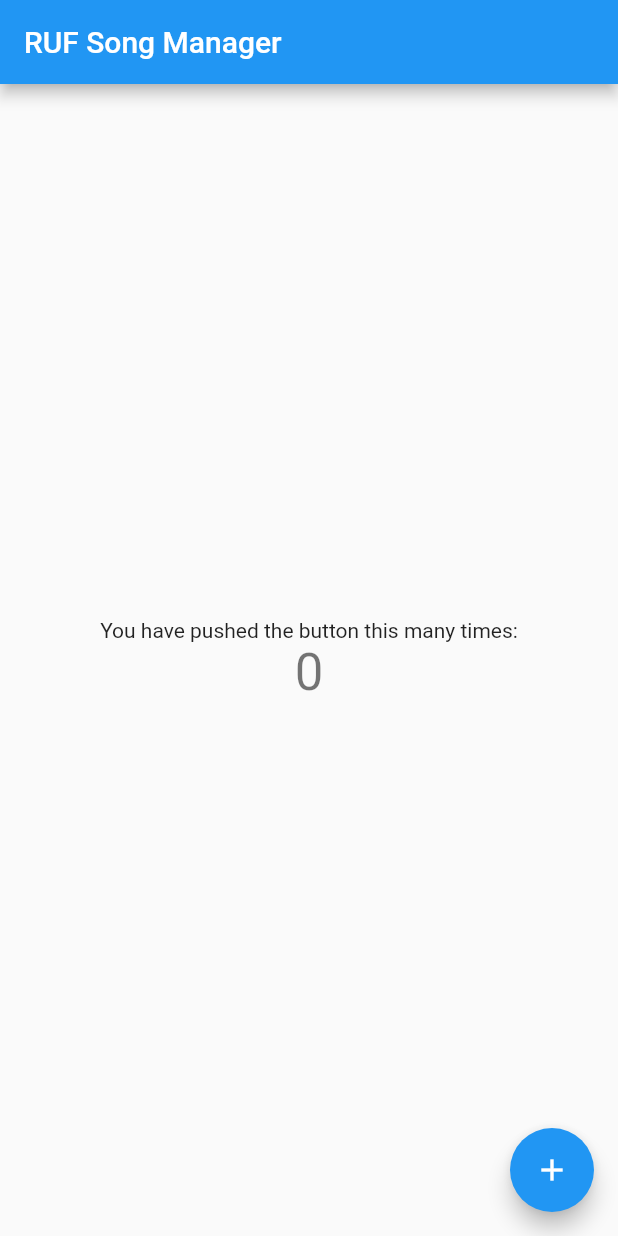
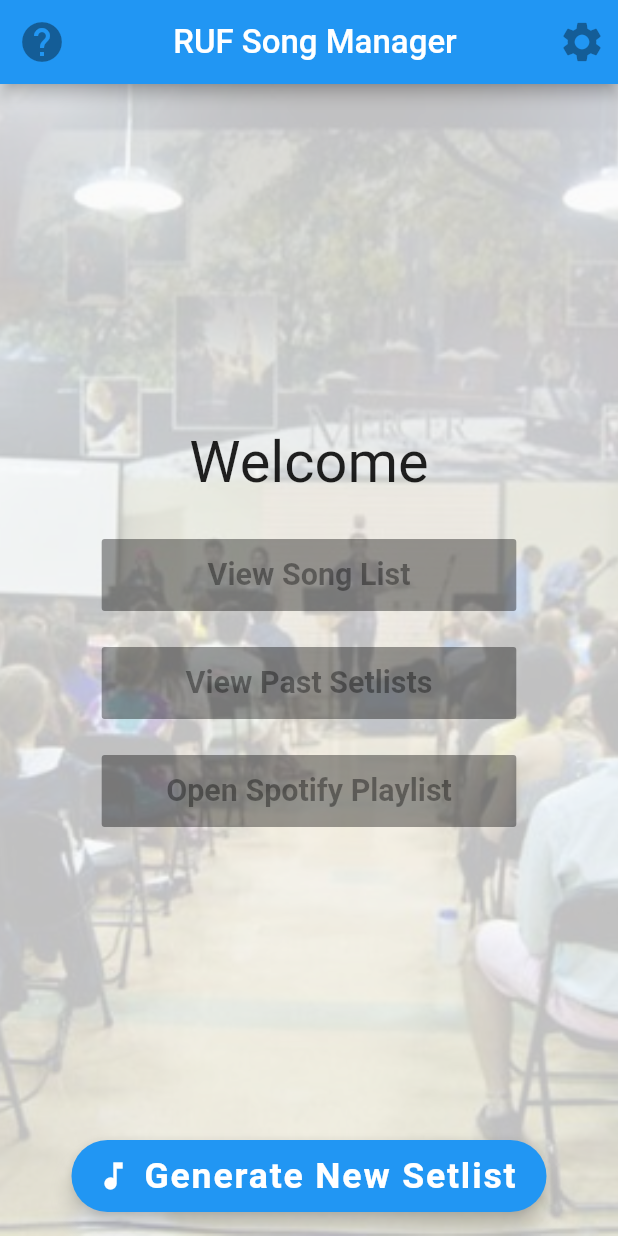
Before and after one commit to tim-oh-thee-97/ruf_song_manager, a Flutter app: the screen it shows after launch, on a phone screen of 412 x 824 dp. Run offline on Flutter 3.47's test engine with Material 2 defaults, Android fonts, the phone set to English and light mode, and no system bars.

Commit message:
Initial Commit
Created skeleton of landing page and other relevant files.

```diff
--- /dev/null
+++ b/lib/landing_page.dart
@@ -0,0 +1,130 @@
+import "package:flutter/material.dart";
+
+class LandingPage extends StatefulWidget{
+  @override
+  _LandingPageState createState() => _LandingPageState();
+}
+
+class _LandingPageState extends State<LandingPage>{
+  final String title = "RUF Song Manager";
+  final String _adminKey = "admin_mode";
+  bool _admin = true;
+  final double _pad = 12;
+
+  @override
+  void initState(){
+    super.initState();
+  }
+
+  @override
+  Widget build(BuildContext context){
+    return Scaffold(
+      appBar: AppBar(
+        leading: IconButton(
+          icon: Icon(Icons.help),
+          iconSize: 32,
+          //TODO: Implement onPressed
+          onPressed: null,
+        ),
+        title: Center(child: Text(title, textScaleFactor: 1.1,),),
+        actions: <Widget>[
+          IconButton(
+            icon: Icon(Icons.settings),
+            iconSize: 32,
+            //TODO: Implement onPressed
+            onPressed: null,
+          ),
+        ],
+      ),
+      body: Container(
+        decoration: BoxDecoration(
+          image: DecorationImage(
+            //Set the background image
+            image: AssetImage("assets/images/ruf_photo.jpg"),
+            fit: BoxFit.cover,
+            matchTextDirection: true,
+            //Reduce opacity of background image
+            colorFilter: ColorFilter.mode(
+                Colors.black.withOpacity(0.23),
+                BlendMode.dstATop
+            ),
+          ),
+        ),
+        child: Center(
+          child: Padding(
+            padding: EdgeInsets.fromLTRB(
+                6+MediaQuery.of(context).size.width * 0.15,
+                6,
+                6+MediaQuery.of(context).size.width * 0.15,
+                6
+            ),
+            child: Column(
+              mainAxisAlignment: MainAxisAlignment.center,
+              crossAxisAlignment: CrossAxisAlignment.stretch,
+              children: <Widget>[
+                Center(
+                  heightFactor: 1.2,
+                  widthFactor: 1.25,
+                  child: Text("Welcome", textScaleFactor: 2.75,),
+                ),
+
+                SizedBox(height: 2.05*_pad,),
+
+                RaisedButton(
+                  padding: EdgeInsets.all(_pad),
+                  child: buttonText("View Song List"),
+                  //TODO: Implement onPressed
+                  onPressed: null,
+                ),
+
+                SizedBox(height: 2*_pad,),
+
+                RaisedButton(
+                  padding: EdgeInsets.all(_pad),
+                  child: buttonText("View Past Setlists"),
+                  //TODO: Implement onPressed
+                  onPressed: null,
+                ),
+
+                SizedBox(height: 2*_pad,),
+
+                RaisedButton(
+                  padding: EdgeInsets.all(_pad),
+                  //TODO: Add Spotify logo next to text
+                  child: buttonText("Open Spotify Playlist"),
+                  //TODO: Implement onPressed
+                  onPressed: null,
+                ),
+
+                SizedBox(height: 4*_pad,),
+              ],
+            ),
+          ),
+        ),
+      ),
+      floatingActionButton: _admin? FloatingActionButton.extended(
+        icon: Icon(Icons.music_note),
+        label: Text("Generate New Setlist",
+          textScaleFactor: 1.7,
+          style: TextStyle(
+            fontWeight: FontWeight.bold,
+          ),
+        ),
+        heroTag: null,
+        tooltip: "New Setlist",
+        onPressed: null,
+      ) : null,
+      floatingActionButtonLocation: FloatingActionButtonLocation.centerFloat,
+    );
+  }
+}
+
+Text buttonText(String content){
+  return Text(
+    content,
+    textScaleFactor: 1.45,
+    style: TextStyle(
+      fontWeight: FontWeight.w600,
+    ),
+  );
+}
--- a/lib/main.dart
+++ b/lib/main.dart
@@ -1,4 +1,6 @@
 import 'package:flutter/material.dart';
+import 'landing_page.dart';
+import 'settings_page.dart';
 
 void main() => runApp(MyApp());
 
@@ -9,15 +11,6 @@ class MyApp extends StatelessWidget {
     return MaterialApp(
       title: 'RUF Song Manager',
       theme: ThemeData(
-        // This is the theme of your application.
-        //
-        // Try running your application with "flutter run". You'll see the
-        // application has a blue toolbar. Then, without quitting the app, try
-        // changing the primarySwatch below to Colors.green and then invoke
-        // "hot reload" (press "r" in the console where you ran "flutter run",
-        // or simply save your changes to "hot reload" in a Flutter IDE).
-        // Notice that the counter didn't reset back to zero; the application
-        // is not restarted.
         primarySwatch: Colors.blue,
       ),
       home: MyHomePage(title: 'RUF Song Manager'),
@@ -44,68 +37,10 @@ class MyHomePage extends StatefulWidget {
 }
 
 class _MyHomePageState extends State<MyHomePage> {
-  int _counter = 0;
-
-  void _incrementCounter() {
-    setState(() {
-      // This call to setState tells the Flutter framework that something has
-      // changed in this State, which causes it to rerun the build method below
-      // so that the display can reflect the updated values. If we changed
-      // _counter without calling setState(), then the build method would not be
-      // called again, and so nothing would appear to happen.
-      _counter++;
-    });
-  }
+  //TODO: Implement initState that checks for admin mode
 
   @override
   Widget build(BuildContext context) {
-    // This method is rerun every time setState is called, for instance as done
-    // by the _incrementCounter method above.
-    //
-    // The Flutter framework has been optimized to make rerunning build methods
-    // fast, so that you can just rebuild anything that needs updating rather
-    // than having to individually change instances of widgets.
-    return Scaffold(
-      appBar: AppBar(
-        // Here we take the value from the MyHomePage object that was created by
-        // the App.build method, and use it to set our appbar title.
-        title: Text(widget.title),
-      ),
-      body: Center(
-        // Center is a layout widget. It takes a single child and positions it
-        // in the middle of the parent.
-        child: Column(
-          // Column is also layout widget. It takes a list of children and
-          // arranges them vertically. By default, it sizes itself to fit its
-          // children horizontally, and tries to be as tall as its parent.
-          //
-          // Invoke "debug painting" (press "p" in the console, choose the
-          // "Toggle Debug Paint" action from the Flutter Inspector in Android
-          // Studio, or the "Toggle Debug Paint" command in Visual Studio Code)
-          // to see the wireframe for each widget.
-          //
-          // Column has various properties to control how it sizes itself and
-          // how it positions its children. Here we use mainAxisAlignment to
-          // center the children vertically; the main axis here is the vertical
-          // axis because Columns are vertical (the cross axis would be
-          // horizontal).
-          mainAxisAlignment: MainAxisAlignment.center,
-          children: <Widget>[
-            Text(
-              'You have pushed the button this many times:',
-            ),
-            Text(
-              '$_counter',
-              style: Theme.of(context).textTheme.display1,
-            ),
-          ],
-        ),
-      ),
-      floatingActionButton: FloatingActionButton(
-        onPressed: _incrementCounter,
-        tooltip: 'Increment',
-        child: Icon(Icons.add),
-      ), // This trailing comma makes auto-formatting nicer for build methods.
-    );
+    return LandingPage();
   }
 }
--- /dev/null
+++ b/lib/song.dart
@@ -0,0 +1,16 @@
+class Song{
+  String key;
+  bool major, begin, mid, end;
+
+  Song(this.key, this.major, this.begin, this.mid, this.end);
+
+  toJson(){
+    return{
+      "key": key,
+      "major": major,
+      "begin": begin,
+      "mid": mid,
+      "end": end,
+    };
+  }
+}
```
Also changed, not shown: lib/generate_setlist.dart (added, +19 -0 lines), lib/settings_page.dart (added, +18 -0 lines), lib/song_list.dart (added, +19 -0 lines), lib/view_setlists.dart (added, +19 -0 lines), pubspec.yaml (+18 -0 lines), assets/images/ruf_logo.png (added), assets/images/ruf_photo.jpg (added), pubspec.lock, 1 other file.
